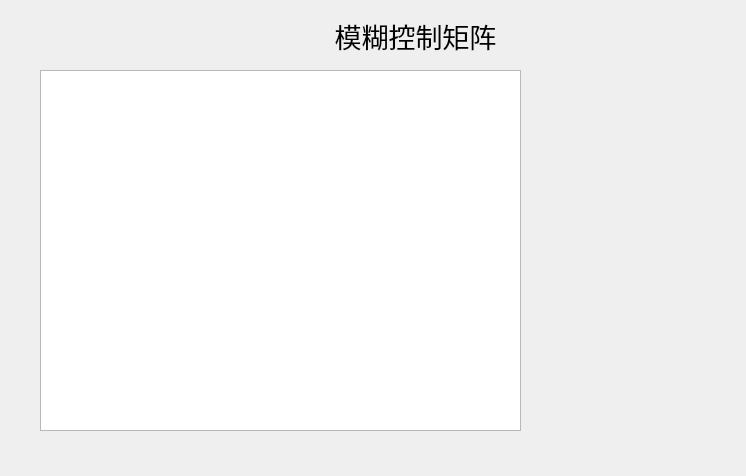
Before: the Qt Designer form step2_1.ui in albert2lyu/QualityFunctionDeployment, drawn with Qt 5.
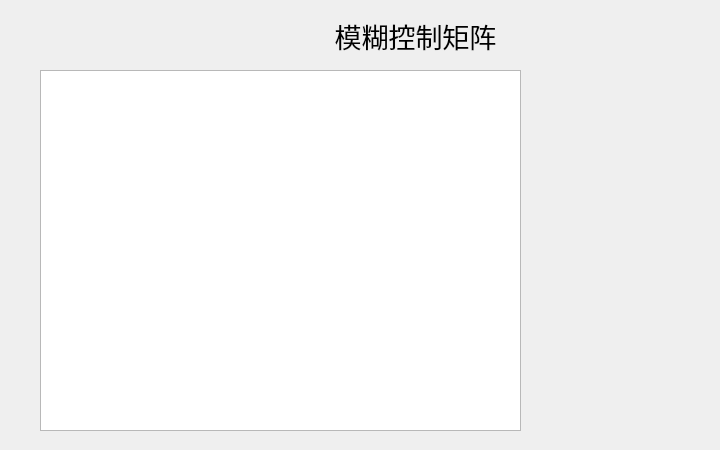
After: the same form once the commit is applied.

The edit to the form file:
```diff
--- a/step2_1.ui
+++ b/step2_1.ui
@@ -6,8 +6,8 @@
    <rect>
     <x>0</x>
     <y>0</y>
-    <width>746</width>
-    <height>476</height>
+    <width>720</width>
+    <height>450</height>
    </rect>
   </property>
   <property name="windowTitle">
```
